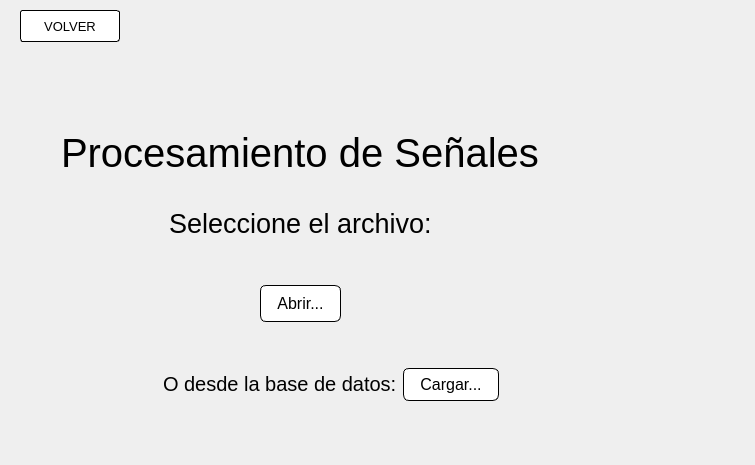
This is archivosUI/elegirSenalVentana.ui in SofiaMarcano/TrabajoFinal as Qt 5 draws it before an edit. The edited form follows.
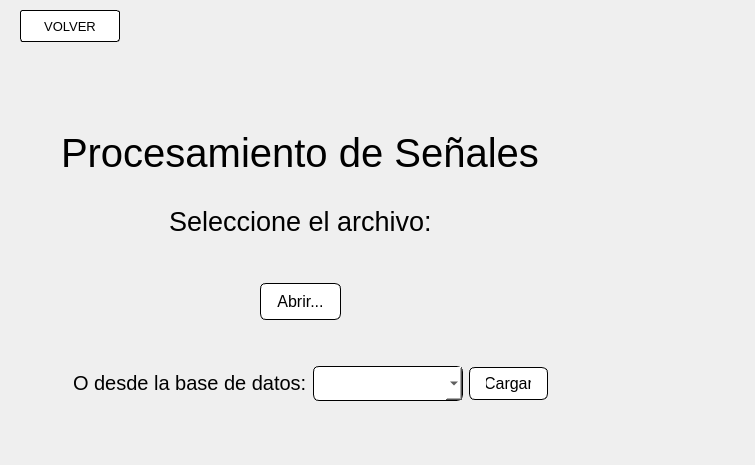
This is the edited form. Icons and pictures are not drawn.

Commit message: cargar archivo desde db

Patch:
```diff
--- a/archivosUI/elegirSenalVentana.ui
+++ b/archivosUI/elegirSenalVentana.ui
@@ -180,19 +180,6 @@
            </property>
           </spacer>
          </item>
-         <item>
-          <spacer name="horizontalSpacer_3">
-           <property name="orientation">
-            <enum>Qt::Horizontal</enum>
-           </property>
-           <property name="sizeHint" stdset="0">
-            <size>
-             <width>40</width>
-             <height>20</height>
-            </size>
-           </property>
-          </spacer>
-         </item>
          <item alignment="Qt::AlignHCenter|Qt::AlignVCenter">
           <widget class="QLabel" name="seleccionetexto_2">
            <property name="maximumSize">
@@ -218,8 +205,47 @@
            </property>
           </widget>
          </item>
+         <item alignment="Qt::AlignHCenter|Qt::AlignVCenter">
+          <widget class="QComboBox" name="comboBoxDBMAT">
+           <property name="minimumSize">
+            <size>
+             <width>150</width>
+             <height>0</height>
+            </size>
+           </property>
+           <property name="styleSheet">
+            <string notr="true">QComboBox {
+    background-color: white;
+    color: black;
+    border: 1px solid black;
+    border-radius: 6px;
+    padding: 6px 10px;
+    font-size: 12pt;
+}
+
+QComboBox:hover {
+    border: 1px solid #3498db;
+}
+
+
+</string>
+           </property>
+          </widget>
+         </item>
          <item alignment="Qt::AlignHCenter|Qt::AlignVCenter">
           <widget class="QPushButton" name="cargarMAT">
+           <property name="minimumSize">
+            <size>
+             <width>79</width>
+             <height>33</height>
+            </size>
+           </property>
+           <property name="maximumSize">
+            <size>
+             <width>79</width>
+             <height>33</height>
+            </size>
+           </property>
            <property name="styleSheet">
             <string notr="true">QPushButton {
     background-color: white;
@@ -244,7 +270,7 @@
 </string>
            </property>
            <property name="text">
-            <string>Cargar...</string>
+            <string>Cargar</string>
            </property>
           </widget>
          </item>
```
Left out of the diff: 5 changed lines with no effect on the pictures. The commit also changes 12 other files.
